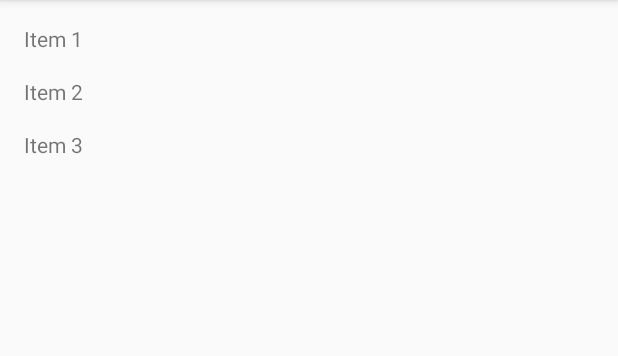
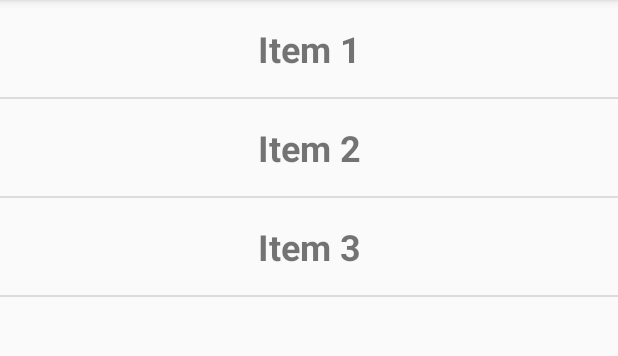
Before and after one commit to sourcecode121/recycler-view, an Android app: the screen it shows after launch (MainActivity), on a phone screen of 412 x 824 dp, the part 84-440 px from its top. Run offline under Robolectric (Android 15) with nearby library versions, the phone set to English and light mode, and no system bars.

Commit message:
Adding divider using item decoration

```diff
--- a/app/src/main/java/com/example/recyclerview/MainActivity.java
+++ b/app/src/main/java/com/example/recyclerview/MainActivity.java
@@ -2,6 +2,7 @@ package com.example.recyclerview;
 
 import android.support.v7.app.AppCompatActivity;
 import android.os.Bundle;
+import android.support.v7.widget.DividerItemDecoration;
 import android.support.v7.widget.LinearLayoutManager;
 import android.support.v7.widget.RecyclerView;
 
@@ -10,7 +11,8 @@ public class MainActivity extends AppCompatActivity {
     private String[] dataset;
     private RecyclerView recyclerView;
     private RecyclerView.Adapter adapter;
-    private RecyclerView.LayoutManager layoutManager;
+    private LinearLayoutManager layoutManager;
+    private DividerItemDecoration dividerItemDecoration;
 
     @Override
     protected void onCreate(Bundle savedInstanceState) {
@@ -33,5 +35,10 @@ public class MainActivity extends AppCompatActivity {
 
         adapter = new MyAdapter(dataset);
         recyclerView.setAdapter(adapter);
+
+        // Add divider
+        dividerItemDecoration = new DividerItemDecoration(recyclerView.getContext(),
+                                                        layoutManager.getOrientation());
+        recyclerView.addItemDecoration(dividerItemDecoration);
     }
 }
--- a/app/src/main/res/layout/activity_main.xml
+++ b/app/src/main/res/layout/activity_main.xml
@@ -4,10 +4,6 @@
     android:id="@+id/activity_main"
     android:layout_width="match_parent"
     android:layout_height="match_parent"
-    android:paddingBottom="@dimen/activity_vertical_margin"
-    android:paddingLeft="@dimen/activity_horizontal_margin"
-    android:paddingRight="@dimen/activity_horizontal_margin"
-    android:paddingTop="@dimen/activity_vertical_margin"
     tools:context="com.example.recyclerview.MainActivity">
 
     <android.support.v7.widget.RecyclerView
--- a/app/src/main/res/layout/item_text_view.xml
+++ b/app/src/main/res/layout/item_text_view.xml
@@ -7,5 +7,9 @@
         android:id="@+id/text_view"
         android:layout_width="match_parent"
         android:layout_height="wrap_content"
-        android:layout_marginBottom="@dimen/activity_vertical_margin"/>
+        android:layout_marginTop="@dimen/activity_vertical_margin"
+        android:layout_marginBottom="@dimen/activity_vertical_margin"
+        android:gravity="center"
+        android:textSize="24sp"
+        android:textStyle="bold"/>
 </LinearLayout>
```
Also changed, not shown: app/build.gradle (+5 -5 lines).
